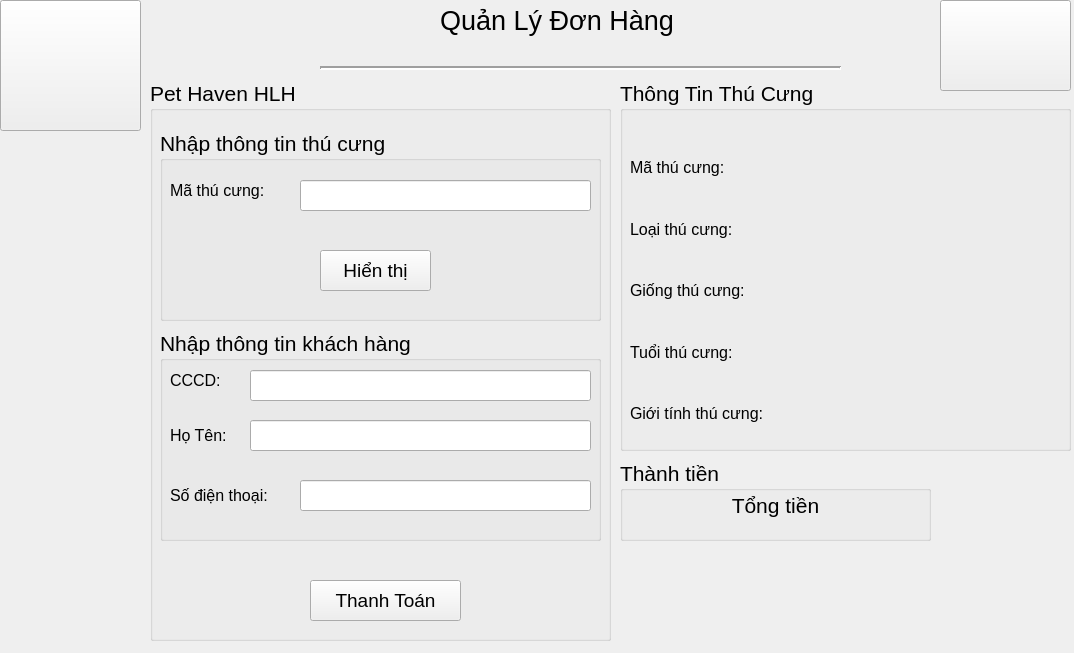
The window that QLDH/QLDH.ui (lehieu181023/QLTC-python) describes before a commit, drawn with Qt 5.
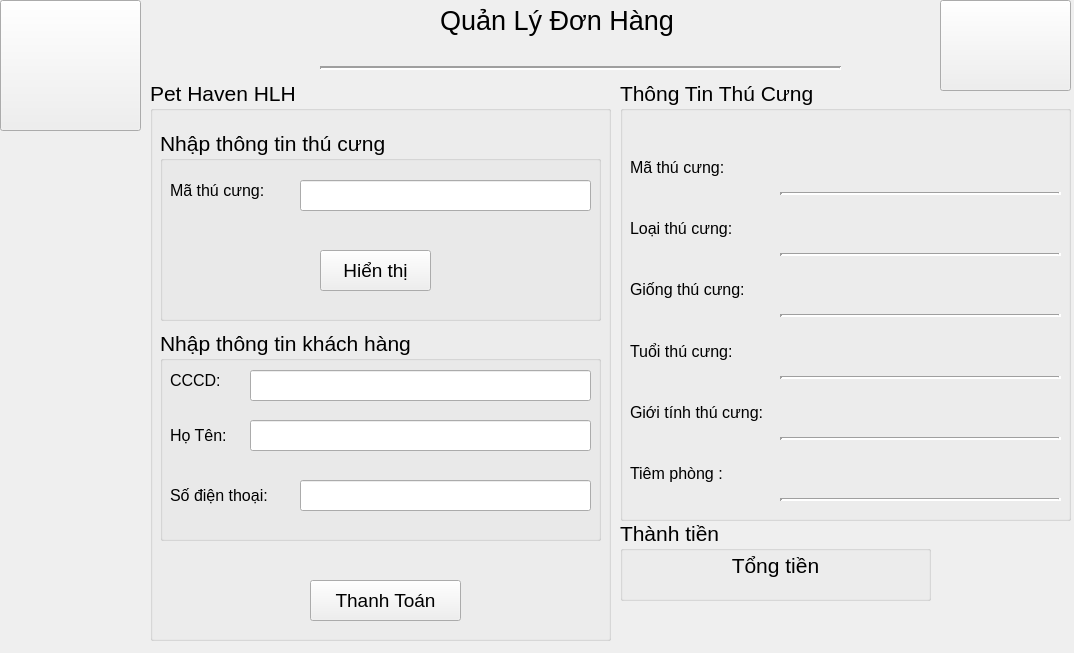
The same window after the commit. Icons and pictures are not drawn.

Patch:
```diff
--- a/QLDH/QLDH.ui
+++ b/QLDH/QLDH.ui
@@ -212,7 +212,7 @@
       <x>620</x>
       <y>80</y>
       <width>451</width>
-      <height>371</height>
+      <height>441</height>
      </rect>
     </property>
     <property name="font">
@@ -223,16 +223,40 @@
     <property name="title">
      <string>Thông Tin Thú Cưng</string>
     </property>
-    <widget class="QWidget" name="">
+    <widget class="QWidget" name="layoutWidget">
      <property name="geometry">
       <rect>
        <x>10</x>
        <y>60</y>
        <width>141</width>
-       <height>301</height>
+       <height>361</height>
       </rect>
      </property>
      <layout class="QGridLayout" name="gridLayout">
+      <item row="5" column="0">
+       <widget class="QLabel" name="label_7">
+        <property name="font">
+         <font>
+          <pointsize>12</pointsize>
+         </font>
+        </property>
+        <property name="text">
+         <string>Tiêm phòng :</string>
+        </property>
+       </widget>
+      </item>
+      <item row="4" column="0">
+       <widget class="QLabel" name="label_11">
+        <property name="font">
+         <font>
+          <pointsize>12</pointsize>
+         </font>
+        </property>
+        <property name="text">
+         <string>Giới tính thú cưng:</string>
+        </property>
+       </widget>
+      </item>
       <item row="0" column="0">
        <widget class="QLabel" name="label_6">
         <property name="font">
@@ -245,30 +269,6 @@
         </property>
        </widget>
       </item>
-      <item row="1" column="0">
-       <widget class="QLabel" name="label_8">
-        <property name="font">
-         <font>
-          <pointsize>12</pointsize>
-         </font>
-        </property>
-        <property name="text">
-         <string>Loại thú cưng:</string>
-        </property>
-       </widget>
-      </item>
-      <item row="2" column="0">
-       <widget class="QLabel" name="label_9">
-        <property name="font">
-         <font>
-          <pointsize>12</pointsize>
-         </font>
-        </property>
-        <property name="text">
-         <string>Giống thú cưng:</string>
-        </property>
-       </widget>
-      </item>
       <item row="3" column="0">
        <widget class="QLabel" name="label_10">
         <property name="font">
@@ -281,47 +281,60 @@
         </property>
        </widget>
       </item>
-      <item row="4" column="0">
-       <widget class="QLabel" name="label_11">
+      <item row="2" column="0">
+       <widget class="QLabel" name="label_9">
         <property name="font">
          <font>
           <pointsize>12</pointsize>
          </font>
         </property>
         <property name="text">
-         <string>Giới tính thú cưng:</string>
+         <string>Giống thú cưng:</string>
+        </property>
+       </widget>
+      </item>
+      <item row="1" column="0">
+       <widget class="QLabel" name="label_8">
+        <property name="font">
+         <font>
+          <pointsize>12</pointsize>
+         </font>
+        </property>
+        <property name="text">
+         <string>Loại thú cưng:</string>
         </property>
        </widget>
       </item>
      </layout>
     </widget>
-    <widget class="QWidget" name="">
+    <widget class="QWidget" name="layoutWidget">
      <property name="geometry">
       <rect>
        <x>160</x>
        <y>60</y>
        <width>281</width>
-       <height>301</height>
+       <height>361</height>
       </rect>
      </property>
      <layout class="QGridLayout" name="gridLayout_2">
-      <item row="0" column="0">
-       <widget class="QLabel" name="lb_m">
-        <property name="font">
-         <font>
-          <pointsize>12</pointsize>
-         </font>
+      <item row="3" column="0">
+       <widget class="Line" name="line_3">
+        <property name="lineWidth">
+         <number>3</number>
         </property>
-        <property name="text">
-         <string/>
+        <property name="orientation">
+         <enum>Qt::Horizontal</enum>
         </property>
        </widget>
       </item>
-      <item row="1" column="0">
+      <item row="2" column="0">
        <widget class="QLabel" name="lb_l">
         <property name="font">
          <font>
-          <pointsize>12</pointsize>
+          <family>Arial</family>
+          <pointsize>14</pointsize>
+          <weight>75</weight>
+          <bold>true</bold>
          </font>
         </property>
         <property name="text">
@@ -329,11 +342,24 @@
         </property>
        </widget>
       </item>
-      <item row="2" column="0">
-       <widget class="QLabel" name="lb_g">
+      <item row="7" column="0">
+       <widget class="Line" name="line_5">
+        <property name="lineWidth">
+         <number>3</number>
+        </property>
+        <property name="orientation">
+         <enum>Qt::Horizontal</enum>
+        </property>
+       </widget>
+      </item>
+      <item row="10" column="0">
+       <widget class="QLabel" name="lb_tp">
         <property name="font">
          <font>
-          <pointsize>12</pointsize>
+          <family>Arial</family>
+          <pointsize>14</pointsize>
+          <weight>75</weight>
+          <bold>true</bold>
          </font>
         </property>
         <property name="text">
@@ -341,11 +367,39 @@
         </property>
        </widget>
       </item>
-      <item row="3" column="0">
+      <item row="5" column="0">
+       <widget class="Line" name="line_4">
+        <property name="lineWidth">
+         <number>3</number>
+        </property>
+        <property name="orientation">
+         <enum>Qt::Horizontal</enum>
+        </property>
+       </widget>
+      </item>
+      <item row="6" column="0">
        <widget class="QLabel" name="lb_t">
         <property name="font">
          <font>
-          <pointsize>12</pointsize>
+          <family>Arial</family>
+          <pointsize>14</pointsize>
+          <weight>75</weight>
+          <bold>true</bold>
+         </font>
+        </property>
+        <property name="text">
+         <string/>
+        </property>
+       </widget>
+      </item>
+      <item row="0" column="0">
+       <widget class="QLabel" name="lb_m">
+        <property name="font">
+         <font>
+          <family>Arial</family>
+          <pointsize>14</pointsize>
+          <weight>75</weight>
+          <bold>true</bold>
          </font>
         </property>
         <property name="text">
@@ -354,10 +408,48 @@
        </widget>
       </item>
       <item row="4" column="0">
+       <widget class="QLabel" name="lb_g">
+        <property name="font">
+         <font>
+          <family>Arial</family>
+          <pointsize>14</pointsize>
+          <weight>75</weight>
+          <bold>true</bold>
+         </font>
+        </property>
+        <property name="text">
+         <string/>
+        </property>
+       </widget>
+      </item>
+      <item row="11" column="0">
+       <widget class="Line" name="line_6">
+        <property name="lineWidth">
+         <number>3</number>
+        </property>
+        <property name="orientation">
+         <enum>Qt::Horizontal</enum>
+        </property>
+       </widget>
+      </item>
+      <item row="1" column="0">
+       <widget class="Line" name="line_2">
+        <property name="lineWidth">
+         <number>3</number>
+        </property>
+        <property name="orientation">
+         <enum>Qt::Horizontal</enum>
+        </property>
+       </widget>
+      </item>
+      <item row="8" column="0">
        <widget class="QLabel" name="lb_gt">
         <property name="font">
          <font>
-          <pointsize>12</pointsize>
+          <family>Arial</family>
+          <pointsize>14</pointsize>
+          <weight>75</weight>
+          <bold>true</bold>
          </font>
         </property>
         <property name="text">
@@ -365,6 +457,16 @@
         </property>
        </widget>
       </item>
+      <item row="9" column="0">
+       <widget class="Line" name="line_7">
+        <property name="lineWidth">
+         <number>3</number>
+        </property>
+        <property name="orientation">
+         <enum>Qt::Horizontal</enum>
+        </property>
+       </widget>
+      </item>
      </layout>
     </widget>
    </widget>
@@ -439,7 +541,7 @@
     <property name="geometry">
      <rect>
       <x>620</x>
-      <y>460</y>
+      <y>520</y>
       <width>311</width>
       <height>81</height>
      </rect>
```
